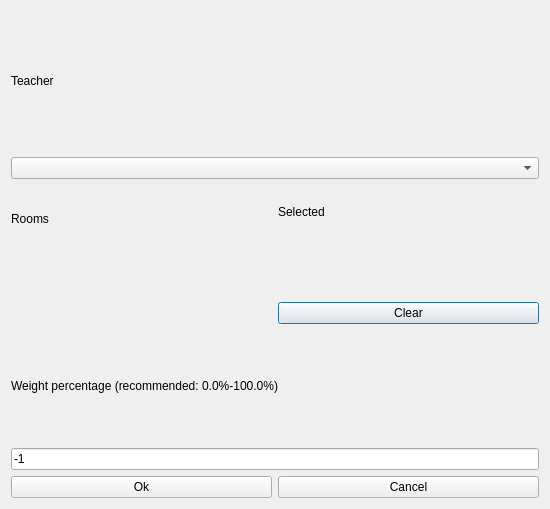
Qt form src/interface/modifyconstraintteacherhomeroomsform_template.ui (janLo/FET) before a commit.
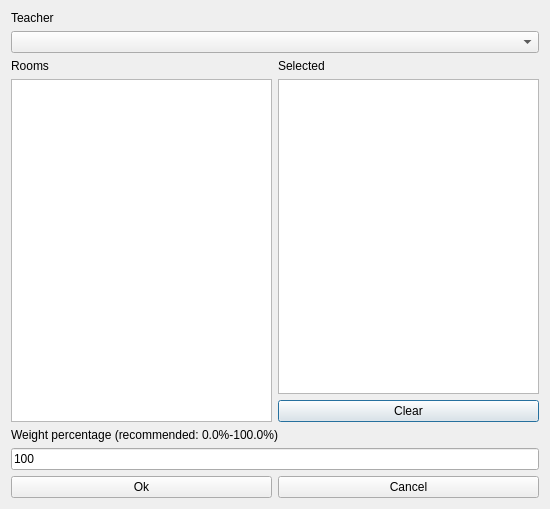
The same form after that commit. Custom widgets are drawn as their Qt base class.

Patch:
```diff
--- a/src/interface/modifyconstraintteacherhomeroomsform_template.ui
+++ b/src/interface/modifyconstraintteacherhomeroomsform_template.ui
@@ -28,7 +28,7 @@
     <widget class="QComboBox" name="teachersComboBox"/>
    </item>
    <item row="2" column="0">
-    <layout class="QVBoxLayout">
+    <layout class="QVBoxLayout" name="verticalLayout_2">
      <item>
       <widget class="QLabel" name="roomsTextLabel">
        <property name="frameShape">
@@ -46,13 +46,7 @@
       </widget>
      </item>
      <item>
-      <widget class="Q3ListBox" name="roomsListBox">
-       <item>
-        <property name="text">
-         <string>New Item</string>
-        </property>
-       </item>
-      </widget>
+      <widget class="QListWidget" name="roomsListWidget"/>
      </item>
     </layout>
    </item>
@@ -75,13 +69,7 @@
       </widget>
      </item>
      <item>
-      <widget class="Q3ListBox" name="selectedRoomsListBox">
-       <item>
-        <property name="text">
-         <string>New Item</string>
-        </property>
-       </item>
-      </widget>
+      <widget class="QListWidget" name="selectedRoomsListWidget"/>
      </item>
      <item>
       <widget class="QPushButton" name="clearPushButton">
@@ -113,7 +101,7 @@
      <item>
       <widget class="QLineEdit" name="weightLineEdit">
        <property name="text">
-        <string>-1</string>
+        <string notr="true">100</string>
        </property>
       </widget>
      </item>
@@ -140,27 +128,6 @@
   </layout>
  </widget>
  <layoutdefault spacing="6" margin="11"/>
- <customwidgets>
-  <customwidget>
-   <class>Q3Frame</class>
-   <extends>QFrame</extends>
-   <header>Qt3Support/Q3Frame</header>
-   <container>1</container>
-  </customwidget>
-  <customwidget>
-   <class>Q3ListBox</class>
-   <extends>Q3Frame</extends>
-   <header>q3listbox.h</header>
-  </customwidget>
- </customwidgets>
- <tabstops>
-  <tabstop>teachersComboBox</tabstop>
-  <tabstop>roomsListBox</tabstop>
-  <tabstop>selectedRoomsListBox</tabstop>
-  <tabstop>weightLineEdit</tabstop>
-  <tabstop>okPushButton</tabstop>
-  <tabstop>cancelPushButton</tabstop>
- </tabstops>
  <resources/>
  <connections/>
 </ui>
```
